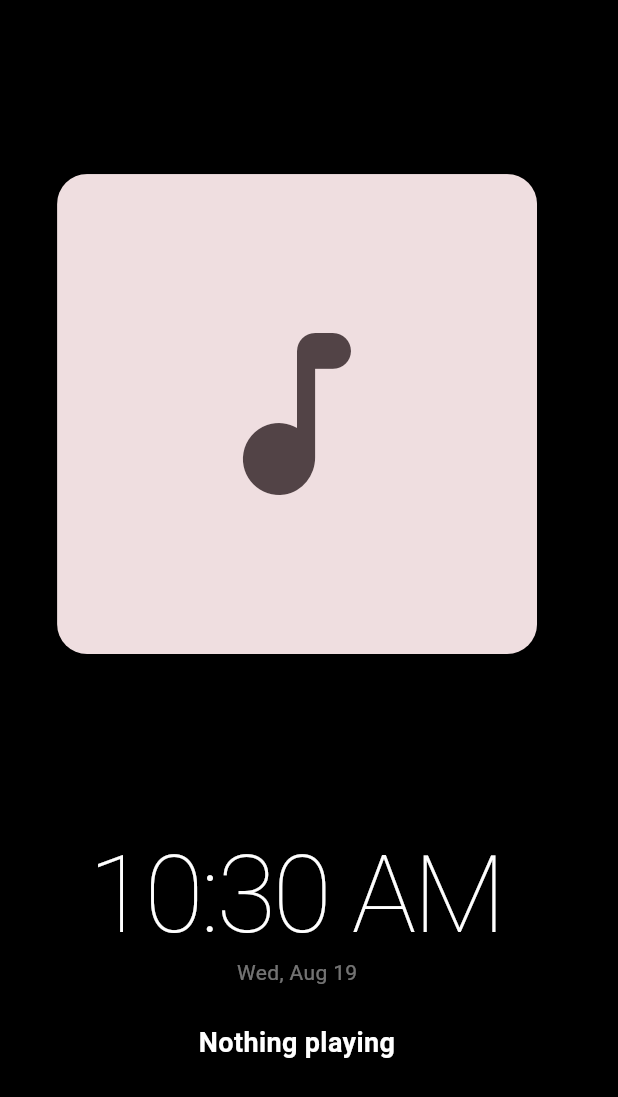
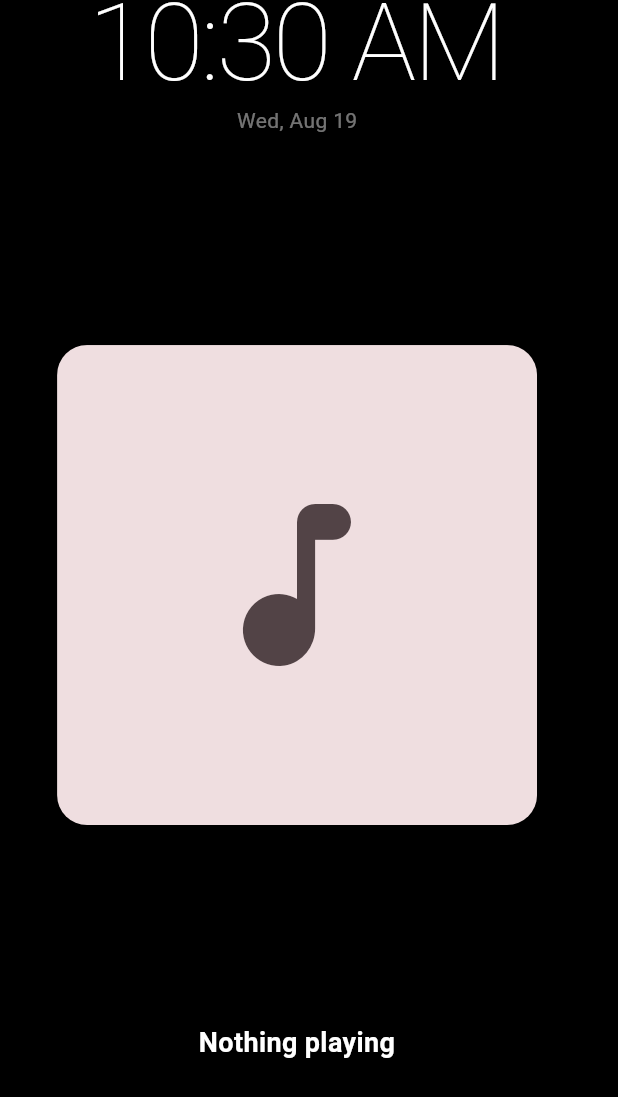
Before and after one commit to duvanherfi/tunebox, a Flutter app: the NightstandScreen screen opened directly, on a phone screen of 412 x 824 dp. Shown: the top 1097 px of the screen. Run offline on Flutter 3.47's test engine with Material 3 defaults, Android fonts, the phone set to English and light mode, and no system bars; our stand-ins replace audio_service, battery_plus, flutter_secure_storage, just_audio, permission_handler, share_plus and 2 more; missing offline and left inert: flutter_inappwebview, home_widget, screen_brightness; accounts and stored records are empty; statements that could not run were skipped.

Commit message:
Lead the nightstand with the clock, not the cover
A phone on a nightstand is looked at for the time; the cover is what it
happens to be playing. Drawn the other way round the screen also hung
low, with the cover's flex eating the space above it.

Co-Authored-By: Claude Opus 5 <noreply@anthropic.com>

```diff
--- a/lib/features/nightstand/nightstand_screen.dart
+++ b/lib/features/nightstand/nightstand_screen.dart
@@ -118,6 +118,9 @@ class _NightstandScreenState extends State<NightstandScreen> {
   /// Side by side once the screen is wider than it is tall, for the same
   /// reason the full player does it: stacking a square cover above the rest on
   /// a phone lying down leaves the cover a sliver.
+  ///
+  /// The clock leads in both layouts. It is the thing a phone on a nightstand
+  /// is looked at for; the cover is what it happens to be playing.
   Widget _layout(BuildContext context, MediaItem? item) {
     final size = MediaQuery.sizeOf(context);
     final cover =
@@ -131,7 +134,13 @@ class _NightstandScreenState extends State<NightstandScreen> {
             child: SingleChildScrollView(
               child: Column(
                 mainAxisSize: MainAxisSize.min,
-                children: _panel(context, item),
+                children: [
+                  if (settings.nightstandClock) ...[
+                    const _Clock(),
+                    const SizedBox(height: 24),
+                  ],
+                  ..._panel(context, item),
+                ],
               ),
             ),
           ),
@@ -142,7 +151,12 @@ class _NightstandScreenState extends State<NightstandScreen> {
     return Column(
       mainAxisAlignment: MainAxisAlignment.center,
       children: [
+        if (settings.nightstandClock) ...[
+          const _Clock(),
+          const SizedBox(height: 32),
+        ],
         if (cover != null) Flexible(child: cover),
+        const SizedBox(height: 24),
         ..._panel(context, item),
       ],
     );
@@ -155,10 +169,6 @@ class _NightstandScreenState extends State<NightstandScreen> {
         (mode == NightstandControls.onTouch && _awake);
 
     return [
-      if (settings.nightstandClock) ...[
-        const _Clock(),
-        const SizedBox(height: 24),
-      ],
       if (settings.nightstandTitle)
         Padding(
           padding: const EdgeInsets.symmetric(horizontal: 32),
```
